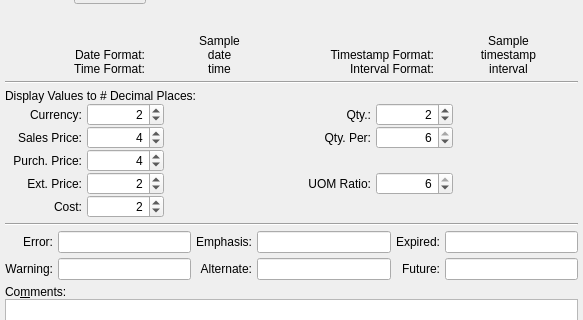
Pegasus-RPG/xtuple-client, file guiclient/sysLocale.ui: the form before one commit; both pictures show x 0 to 583 and y 181 to 501 of the 583 by 677 pixel window.
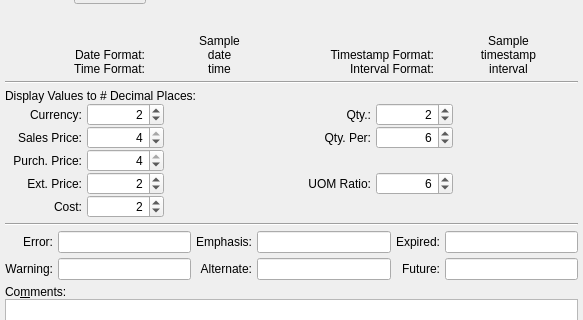
The form after the commit. Custom widgets are drawn as their Qt base class.

Commit message: Issue #8119:change decimal precision maximums to match database precision

Patch:
```diff
--- a/guiclient/sysLocale.ui
+++ b/guiclient/sysLocale.ui
@@ -427,7 +427,7 @@
         <set>Qt::AlignRight</set>
        </property>
        <property name="maximum" >
-        <number>6</number>
+        <number>4</number>
        </property>
        <property name="value" >
         <number>4</number>
@@ -469,7 +469,7 @@
         <set>Qt::AlignRight</set>
        </property>
        <property name="maximum" >
-        <number>6</number>
+        <number>4</number>
        </property>
        <property name="value" >
         <number>4</number>
@@ -637,7 +637,7 @@
         <set>Qt::AlignRight</set>
        </property>
        <property name="maximum" >
-        <number>6</number>
+        <number>8</number>
        </property>
        <property name="value" >
         <number>6</number>
@@ -679,7 +679,7 @@
         <set>Qt::AlignRight</set>
        </property>
        <property name="maximum" >
-        <number>6</number>
+        <number>8</number>
        </property>
        <property name="value" >
         <number>6</number>
```
Left out of the diff: 12 changed lines with no effect on the pictures.
